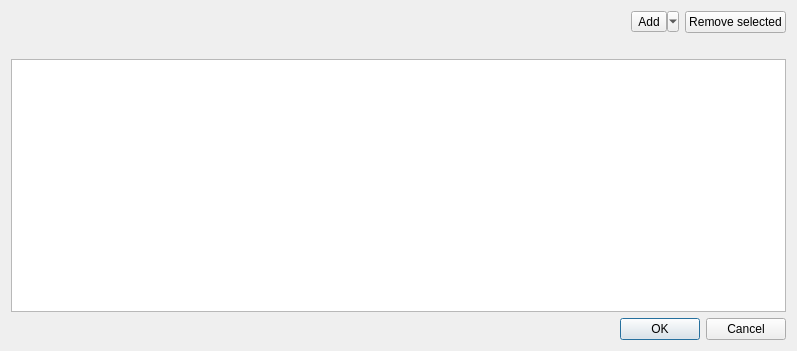
Old version of the form src/dialogs/signalsdialog.ui in the repository ModbusScope/ModbusScope.
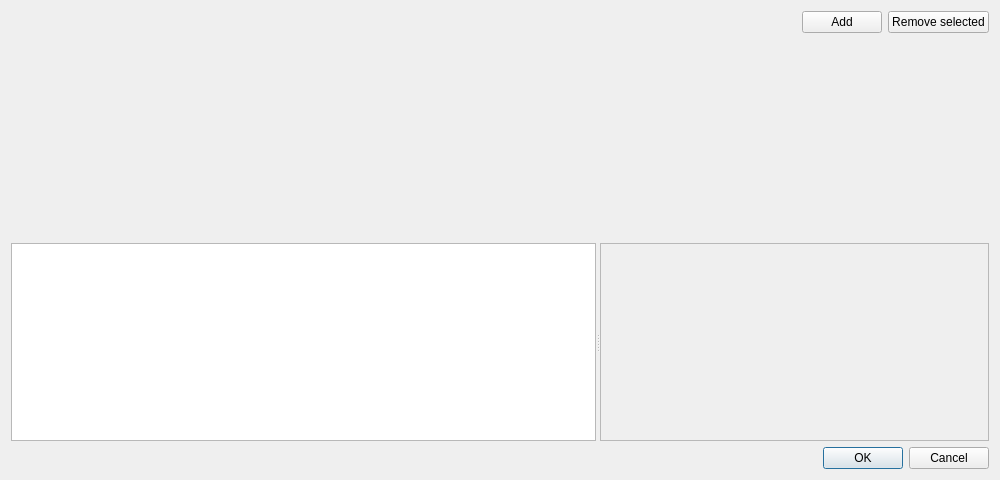
New version of the form.

Commit message:
Add signals in a side panel of the Signals dialog
The add popup under the Add button is replaced by SignalEditorPanel, which
sits next to the table and stays open. Add signal appends to the working
copy and keeps device, address fields and axis for the next signal; Enter
adds instead of closing the dialog. New rows are scrolled into view
without being selected.

Diff of the .ui file:
```diff
--- a/src/dialogs/signalsdialog.ui
+++ b/src/dialogs/signalsdialog.ui
@@ -6,8 +6,8 @@
    <rect>
     <x>0</x>
     <y>0</y>
-    <width>797</width>
-    <height>351</height>
+    <width>1000</width>
+    <height>480</height>
    </rect>
   </property>
   <property name="windowTitle">
@@ -30,19 +30,13 @@
       </spacer>
      </item>
      <item>
-      <widget class="QToolButton" name="btnAdd">
+      <widget class="QPushButton" name="btnAdd">
        <property name="text">
         <string>Add</string>
        </property>
-       <property name="popupMode">
-        <enum>QToolButton::ToolButtonPopupMode::MenuButtonPopup</enum>
-       </property>
-       <property name="autoRaise">
+       <property name="autoDefault">
         <bool>false</bool>
        </property>
-       <property name="arrowType">
-        <enum>Qt::ArrowType::NoArrow</enum>
-       </property>
       </widget>
      </item>
      <item>
@@ -50,6 +44,9 @@
        <property name="text">
         <string>Remove selected</string>
        </property>
+       <property name="autoDefault">
+        <bool>false</bool>
+       </property>
       </widget>
      </item>
     </layout>
@@ -68,16 +65,38 @@
     </widget>
    </item>
    <item>
+    <widget class="QSplitter" name="splitter">
+     <property name="orientation">
+      <enum>Qt::Orientation::Horizontal</enum>
+     </property>
+     <property name="childrenCollapsible">
+      <bool>false</bool>
+     </property>
     <widget class="QTableView" name="signalView">
      <property name="minimumSize">
       <size>
-       <width>300</width>
+        <width>360</width>
        <height>0</height>
       </size>
      </property>
      <attribute name="horizontalHeaderMinimumSectionSize">
       <number>30</number>
      </attribute>
+     </widget>
+     <widget class="QScrollArea" name="panelScrollArea">
+      <property name="minimumSize">
+       <size>
+        <width>280</width>
+        <height>0</height>
+       </size>
+      </property>
+      <property name="horizontalScrollBarPolicy">
+       <enum>Qt::ScrollBarPolicy::ScrollBarAsNeeded</enum>
+      </property>
+      <property name="widgetResizable">
+       <bool>true</bool>
+      </property>
+     </widget>
     </widget>
    </item>
    <item>
```
Lines whose indentation alone changed are shown as unchanged. The commit also changes 14 other files.
